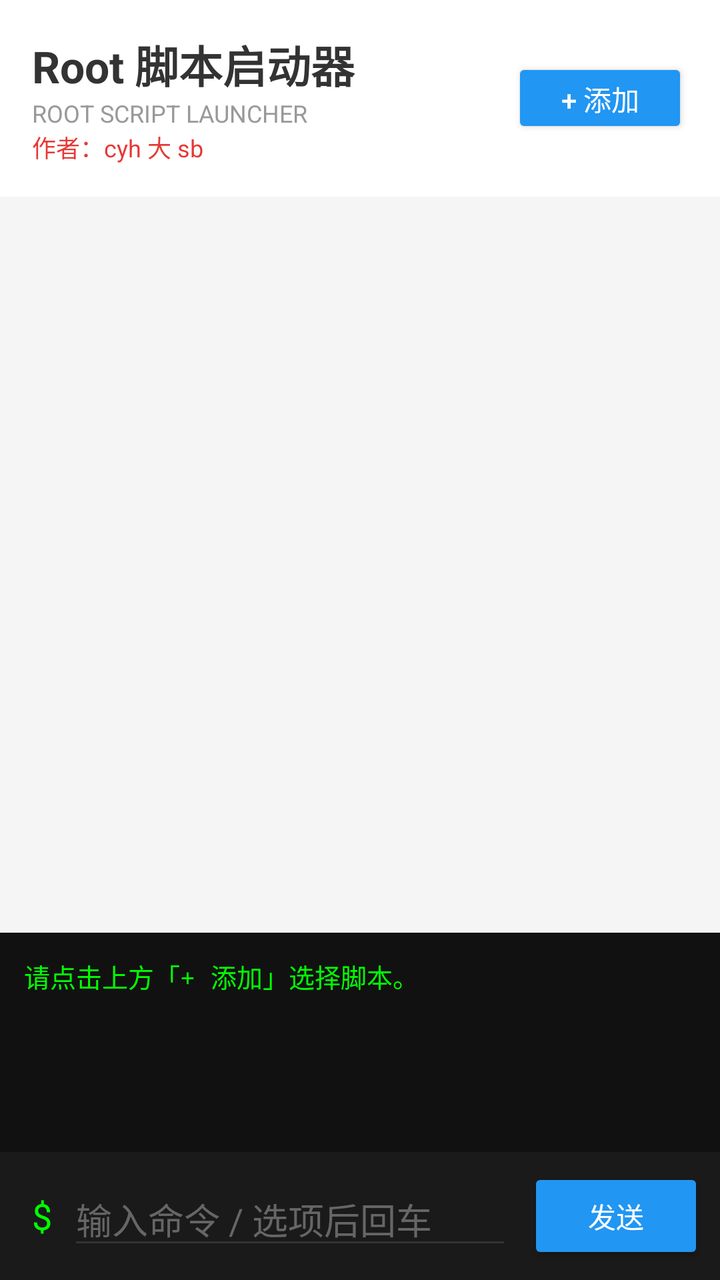
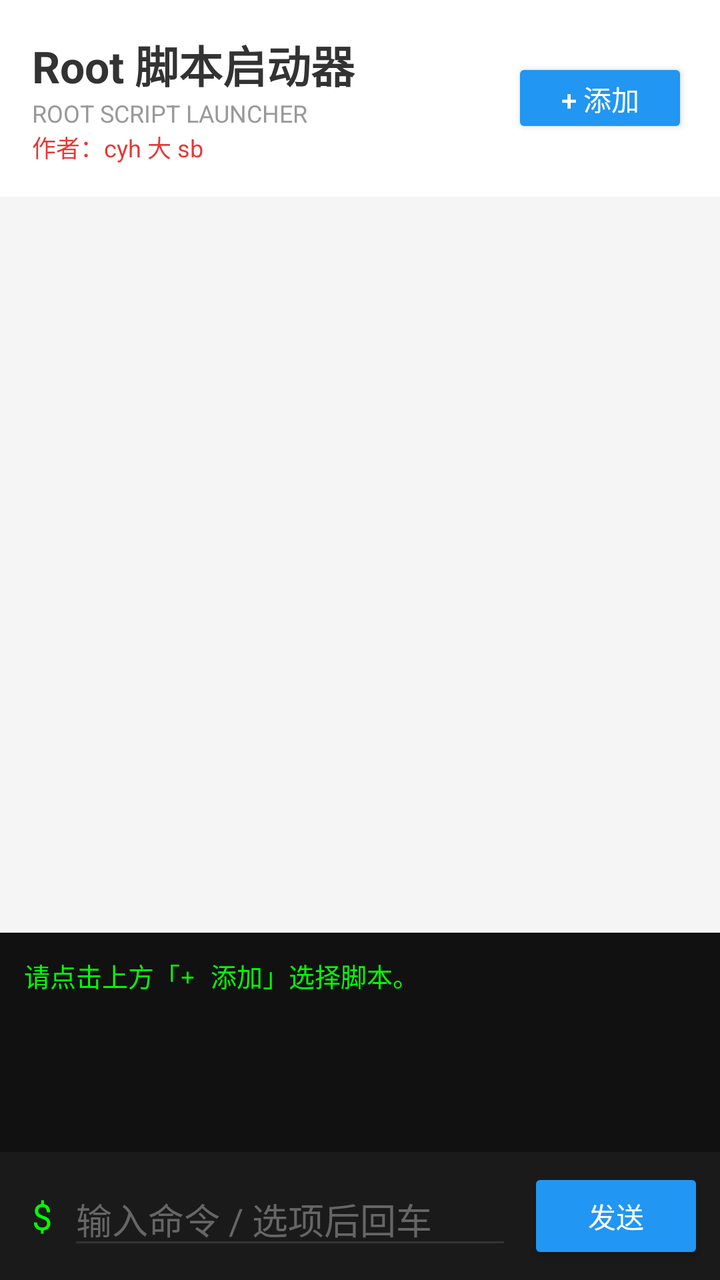

Two renders of the same Android screen: before a commit and after it. Below are the layout's source before the change and the commit's diff.
<!-- AndroidManifest.xml: application theme Theme.AppCompat.Light.NoActionBar -->
<!-- res/layout/activity_main.xml -->
<?xml version="1.0" encoding="utf-8"?>
<androidx.constraintlayout.widget.ConstraintLayout xmlns:android="http://schemas.android.com/apk/res/android"
    xmlns:app="http://schemas.android.com/apk/res-auto"
    android:layout_width="match_parent"
    android:layout_height="match_parent"
    android:background="#F5F5F5"
    android:fitsSystemWindows="true">

    
    <LinearLayout
        android:id="@+id/topBar"
        android:layout_width="match_parent"
        android:layout_height="wrap_content"
        android:orientation="horizontal"
        android:padding="16dp"
        android:gravity="center_vertical"
        android:background="#FFFFFF"
        app:layout_constraintTop_toTopOf="parent">

        <LinearLayout
            android:layout_width="0dp"
            android:layout_height="wrap_content"
            android:layout_weight="1"
            android:orientation="vertical">
            <TextView
                android:layout_width="wrap_content"
                android:layout_height="wrap_content"
                android:text="Root 脚本启动器"
                android:textSize="22sp"
                android:textStyle="bold"
                android:textColor="#333333" />
            <TextView
                android:layout_width="wrap_content"
                android:layout_height="wrap_content"
                android:text="ROOT SCRIPT LAUNCHER"
                android:textSize="12sp"
                android:textColor="#999999" />
            <TextView
                android:layout_width="wrap_content"
                android:layout_height="wrap_content"
                android:text="作者：cyh 大 sb"
                android:textSize="12sp"
                android:textColor="#E53935" />
        </LinearLayout>

        <Button
            android:id="@+id/btnAdd"
            android:layout_width="wrap_content"
            android:layout_height="40dp"
            android:text="+ 添加"
            android:textColor="#FFFFFF"
            android:backgroundTint="#2196F3" />
    </LinearLayout>

    
    <ListView
        android:id="@+id/lvScripts"
        android:layout_width="match_parent"
        android:layout_height="0dp"
        android:layout_margin="8dp"
        android:divider="@null"
        android:dividerHeight="8dp"
        android:background="@android:color/transparent"
        app:layout_constraintHeight_percent="0.55"
        app:layout_constraintTop_toBottomOf="@id/topBar" />

    
    <ScrollView
        android:id="@+id/scrollView"
        android:layout_width="match_parent"
        android:layout_height="0dp"
        android:layout_marginTop="8dp"
        android:background="#111111"
        app:layout_constraintBottom_toTopOf="@+id/bottomBar"
        app:layout_constraintTop_toBottomOf="@id/lvScripts">

        <TextView
            android:id="@+id/tvOutput"
            android:layout_width="match_parent"
            android:layout_height="wrap_content"
            android:fontFamily="monospace"
            android:textColor="#00FF00"
            android:textSize="13sp"
            android:padding="12dp"
            android:text="请点击上方「+ 添加」选择脚本。" />
    </ScrollView>

    
    <LinearLayout
        android:id="@+id/bottomBar"
        android:layout_width="match_parent"
        android:layout_height="wrap_content"
        android:orientation="horizontal"
        android:padding="8dp"
        android:background="#1A1A1A"
        android:gravity="center_vertical"
        app:layout_constraintBottom_toBottomOf="parent">

        <TextView
            android:layout_width="wrap_content"
            android:layout_height="wrap_content"
            android:text="$"
            android:textColor="#00FF00"
            android:textSize="18sp"
            android:paddingStart="8dp"
            android:paddingEnd="8dp" />

        <EditText
            android:id="@+id/etInput"
            android:layout_width="0dp"
            android:layout_height="wrap_content"
            android:layout_weight="1"
            android:hint="输入命令 / 选项后回车"
            android:textColor="#FFFFFF"
            android:textColorHint="#666666"
            android:backgroundTint="#333333"
            android:inputType="text" />

        <Button
            android:id="@+id/btnSend"
            android:layout_width="wrap_content"
            android:layout_height="wrap_content"
            android:text="发送"
            android:layout_marginStart="8dp"
            android:backgroundTint="#2196F3"
            android:textColor="#FFFFFF" />
    </LinearLayout>

</androidx.constraintlayout.widget.ConstraintLayout>
<!-- resources referenced by this layout -->
<resources>

</resources>

<!-- the commit's change to res/layout/activity_main.xml (unified diff, before → after) -->
@@ -82,7 +82,7 @@
             android:textColor="#00FF00"
             android:textSize="13sp"
             android:padding="12dp"
-            android:text="请点击上方「+ 添加」选择脚本。" />
+            android:text="请点击上方「+ 添加」选择脚本。\n" /> 
     </ScrollView>
 
     
